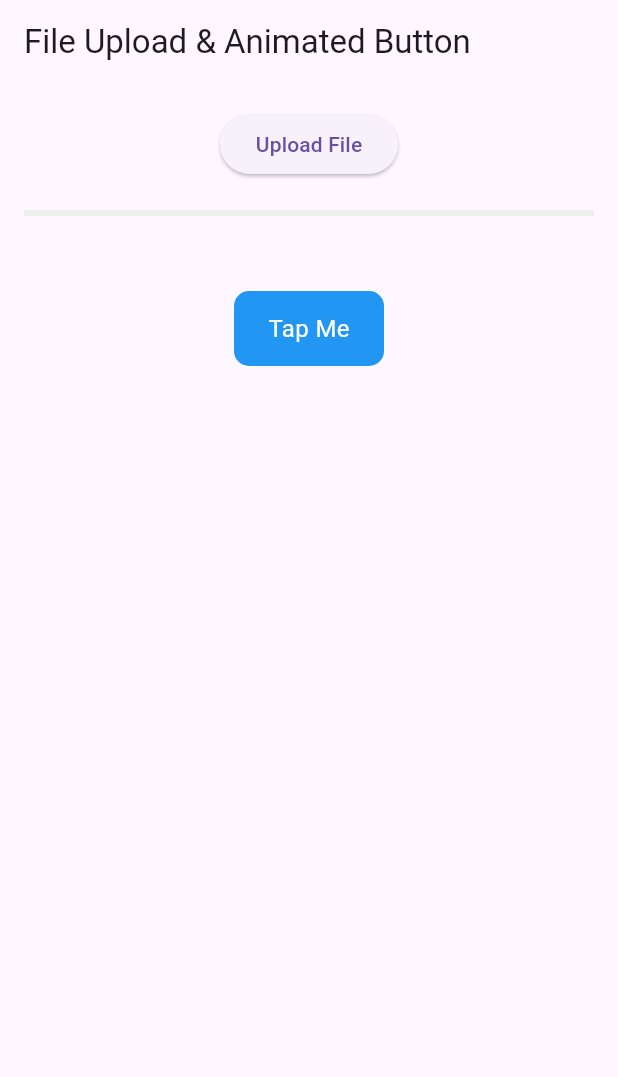
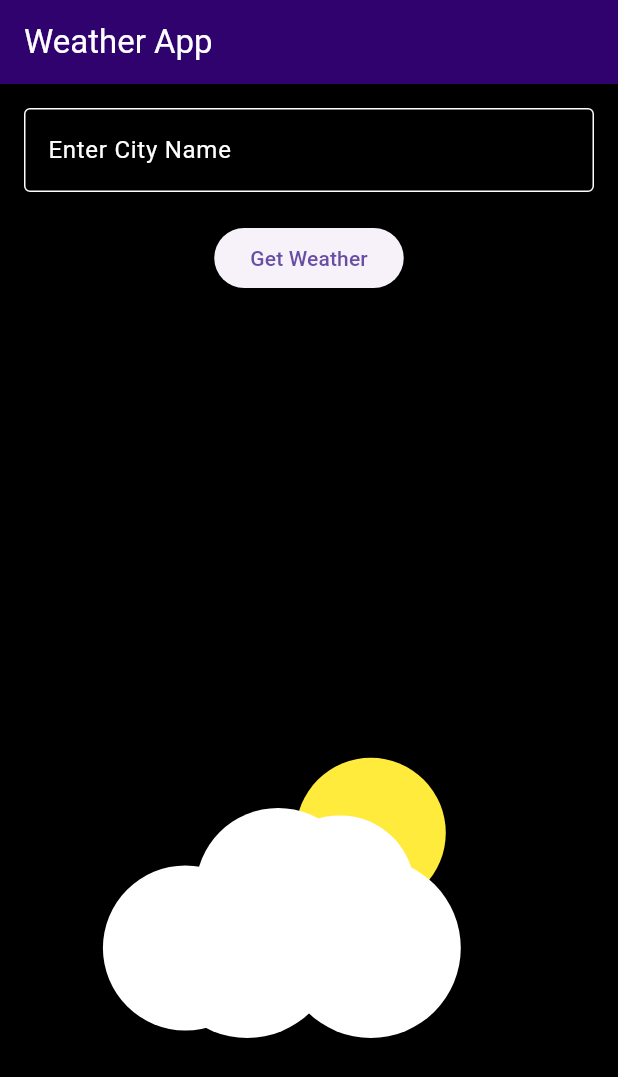
Before and after one commit to pankaj9991lpx/Feature_app, a Flutter app: the screen it shows after launch, on a phone screen of 412 x 824 dp. Shown: the top 1077 px of the screen. Run offline on Flutter 3.47's test engine with Material 3 defaults, Android fonts, the phone set to English and light mode, and no system bars.

Commit message:
Initial commit

```diff
--- a/lib/main.dart
+++ b/lib/main.dart
@@ -1,102 +1,205 @@
 import 'package:flutter/material.dart';
-import 'dart:async';
+import 'services/weather_service.dart';
 
 void main() {
-  runApp(MyApp());
+  runApp(const MyApp());
 }
 
 class MyApp extends StatelessWidget {
+  const MyApp({Key? key}) : super(key: key);
+
   @override
   Widget build(BuildContext context) {
     return MaterialApp(
       debugShowCheckedModeBanner: false,
-      home: FileUploadScreen(),
+      title: 'Weather App',
+      theme: ThemeData(
+        primarySwatch: Colors.blue,
+      ),
+      home: const WeatherHomePage(),
     );
   }
 }
 
-class FileUploadScreen extends StatefulWidget {
+class WeatherHomePage extends StatefulWidget {
+  const WeatherHomePage({Key? key}) : super(key: key);
+
   @override
-  _FileUploadScreenState createState() => _FileUploadScreenState();
+  State<WeatherHomePage> createState() => _WeatherHomePageState();
 }
 
-class _FileUploadScreenState extends State<FileUploadScreen> {
-  double _progress = 0.0;
-  bool _isUploading = false;
-  bool _buttonTapped = false;
+class _WeatherHomePageState extends State<WeatherHomePage> {
+  final TextEditingController _cityController = TextEditingController();
+  String _cityName = '';
+  Map<String, dynamic>? _weatherData;
+  bool _isLoading = false;
+  String? _error;
 
-  void _simulateUpload() {
+  Future<void> _getWeather() async {
     setState(() {
-      _progress = 0.0;
-      _isUploading = true;
+      _isLoading = true;
+      _error = null;
     });
 
-    Timer.periodic(Duration(milliseconds: 300), (timer) {
+    try {
+      final data = await WeatherService.fetchWeather(_cityName);
       setState(() {
-        _progress += 0.1;
-        if (_progress >= 1.0) {
-          timer.cancel();
-          _isUploading = false;
-          ScaffoldMessenger.of(context).showSnackBar(
-            SnackBar(content: Text("File uploaded successfully!")),
-          );
+        _weatherData = data;
+      });
+    } catch (e) {
+      setState(() {
+        _error = e.toString();
+      });
+    } finally {
+      setState(() {
+        _isLoading = false;
+      });
     }
-      });
-    });
   }
 
   @override
   Widget build(BuildContext context) {
     return Scaffold(
       appBar: AppBar(
-        title: Text("File Upload & Animated Button"),
+        title: const Text(
+          'Weather App',
+          style: TextStyle(color: Colors.white), // Text color set to white
         ),
-      body: Padding(
+        backgroundColor: const Color.fromARGB(255, 47, 2, 109), // AppBar background color
+      ),
+      backgroundColor: Colors.black, // Set the background color of the Scaffold to black
+      body: Stack(
+        children: [
+          // Custom Background with Sun and Clouds
+          Positioned.fill(
+            child: CustomPaint(
+              painter: BackgroundPainter(),
+            ),
+          ),
+          // Main Content of the app
+          Container(
+            color: Colors.transparent, // Transparent background to show custom background
+            child: Padding(
               padding: const EdgeInsets.all(16.0),
               child: Column(
                 crossAxisAlignment: CrossAxisAlignment.center,
                 children: [
+                  TextField(
+                    controller: _cityController,
+                    style: const TextStyle(color: Colors.white), // Input text color
+                    decoration: const InputDecoration(
+                      labelText: 'Enter City Name',
+                      labelStyle: TextStyle(color: Colors.white), // Label text color
+                      border: OutlineInputBorder(),
+                      enabledBorder: OutlineInputBorder(
+                        borderSide: BorderSide(color: Colors.white),
+                      ),
+                      focusedBorder: OutlineInputBorder(
+                        borderSide: BorderSide(color: Colors.blue),
+                      ),
+                    ),
+                    onSubmitted: (_) {
+                      setState(() {
+                        _cityName = _cityController.text.trim();
+                      });
+                      _getWeather();
+                    },
+                  ),
+                  const SizedBox(height: 20),
                   ElevatedButton(
-              onPressed: _isUploading ? null : _simulateUpload,
-              child: Text("Upload File"),
+                    onPressed: () {
+                      setState(() {
+                        _cityName = _cityController.text.trim();
+                      });
+                      _getWeather();
+                    },
+                    child: const Text('Get Weather'),
                   ),
-            SizedBox(height: 20),
-            LinearProgressIndicator(
-              value: _progress,
-              backgroundColor: Colors.grey[200],
-              valueColor: AlwaysStoppedAnimation<Color>(Colors.blue),
-            ),
-            SizedBox(height: 50),
-            GestureDetector(
-              onTapDown: (_) {
-                setState(() => _buttonTapped = true);
-              },
-              onTapUp: (_) {
-                setState(() => _buttonTapped = false);
-              },
-              onTap: () {
-                ScaffoldMessenger.of(context).showSnackBar(
-                  SnackBar(content: Text("Animated Button Pressed!")),
-                );
-              },
-              child: AnimatedContainer(
-                duration: Duration(milliseconds: 300),
-                width: _buttonTapped ? 70 : 100,
-                height: _buttonTapped ? 40 : 50,
-                decoration: BoxDecoration(
-                  color: _buttonTapped ? Colors.blueAccent : Colors.blue,
-                  borderRadius: BorderRadius.circular(10),
-                ),
-                alignment: Alignment.center,
-                child: Text(
-                  "Tap Me",
-                  style: TextStyle(color: Colors.white, fontSize: 16),
+                  const SizedBox(height: 20),
+                  if (_isLoading)
+                    const CircularProgressIndicator()
+                  else if (_error != null)
+                    Text(
+                      'Error: $_error',
+                      style: const TextStyle(color: Colors.red, fontSize: 18),
+                    )
+                  else if (_weatherData != null)
+                      WeatherDetails(weatherData: _weatherData!),
+                ],
               ),
             ),
           ),
         ],
       ),
+    );
+  }
+}
+
+class WeatherDetails extends StatelessWidget {
+  final Map<String, dynamic> weatherData;
+
+  const WeatherDetails({Key? key, required this.weatherData}) : super(key: key);
+
+  @override
+  Widget build(BuildContext context) {
+    final current = weatherData['current'];
+    final temperature = current['temperature'];
+    final description = current['weather_descriptions'][0];
+    final windSpeed = current['wind_speed'];
+    final humidity = current['humidity'];
+
+    return Container(
+      padding: const EdgeInsets.all(16.0),
+      decoration: BoxDecoration(
+        color: Colors.black.withOpacity(0.6), // Semi-transparent black background
+        borderRadius: BorderRadius.circular(10),
+      ),
+      child: Column(
+        crossAxisAlignment: CrossAxisAlignment.start,
+        children: [
+          Text(
+            ' $temperature°C',
+            style: const TextStyle(fontSize: 100, color: Colors.white),
+          ),
+          Text(
+            'Description: $description',
+            style: const TextStyle(fontSize: 18, color: Colors.white),
+          ),
+          Text(
+            'Wind Speed: $windSpeed km/h',
+            style: const TextStyle(fontSize: 18, color: Colors.white),
+          ),
+          Text(
+            'Humidity: $humidity%',
+            style: const TextStyle(fontSize: 18, color: Colors.white),
+          ),
+        ],
       ),
     );
   }
 }
+
+// CustomPainter to draw sun and clouds
+class BackgroundPainter extends CustomPainter {
+  @override
+  void paint(Canvas canvas, Size size) {
+    final Paint paint = Paint();
+
+    // Draw the sun
+    paint.color = Colors.yellow.withOpacity(1);
+    canvas.drawCircle(Offset(size.width * 0.6, size.height * 0.65), 50, paint);
+
+    // Draw clouds
+    paint.color = Colors.white.withOpacity(1);
+    canvas.drawOval(Rect.fromCircle(center: Offset(size.width * 0.55, size.height * 0.7), radius: 50), paint);
+    canvas.drawOval(Rect.fromCircle(center: Offset(size.width * 0.60, size.height * 0.75), radius: 60), paint);
+    canvas.drawOval(Rect.fromCircle(center: Offset(size.width * 0.45, size.height * 0.7), radius: 55), paint);
+    canvas.drawOval(Rect.fromCircle(center: Offset(size.width * 0.40, size.height * 0.75), radius: 60), paint);
+    canvas.drawOval(Rect.fromCircle(center: Offset(size.width * 0.30, size.height * 0.75), radius: 55), paint);
+  }
+
+  @override
+  bool shouldRepaint(covariant CustomPainter oldDelegate) {
+    return false;
+  }
+}
--- /dev/null
+++ b/lib/services/weather_service.dart
@@ -0,0 +1,26 @@
+import 'dart:convert';
+import 'package:http/http.dart' as http;
+
+class WeatherService {
+  static const String _apiKey = "96af71d2a9ae7f61ec230c09fb8ac333";
+  static const String _baseUrl = "http://api.weatherstack.com/current";
+
+  static Future<Map<String, dynamic>> fetchWeather(String city) async {
+    final url = "$_baseUrl?access_key=$_apiKey&query=$city";
+
+    final response = await http.get(Uri.parse(url));
+
+    if (response.statusCode == 200) {
+      final data = json.decode(response.body);
+
+      // Check for errors in the response
+      if (data.containsKey('success') && data['success'] == false) {
+        throw Exception(data['error']['info']);
+      }
+
+      return data;
+    } else {
+      throw Exception("Failed to load weather data");
+    }
+  }
+}
--- a/pubspec.yaml
+++ b/pubspec.yaml
@@ -34,6 +34,7 @@ dependencies:
   # The following adds the Cupertino Icons font to your application.
   # Use with the CupertinoIcons class for iOS style icons.
   cupertino_icons: ^1.0.8
+  http: ^1.2.2
 
 dev_dependencies:
   flutter_test:
```
Also changed, not shown: assets/weat.jpg (added), pubspec.lock. Lines whose indentation alone changed are shown as unchanged.
